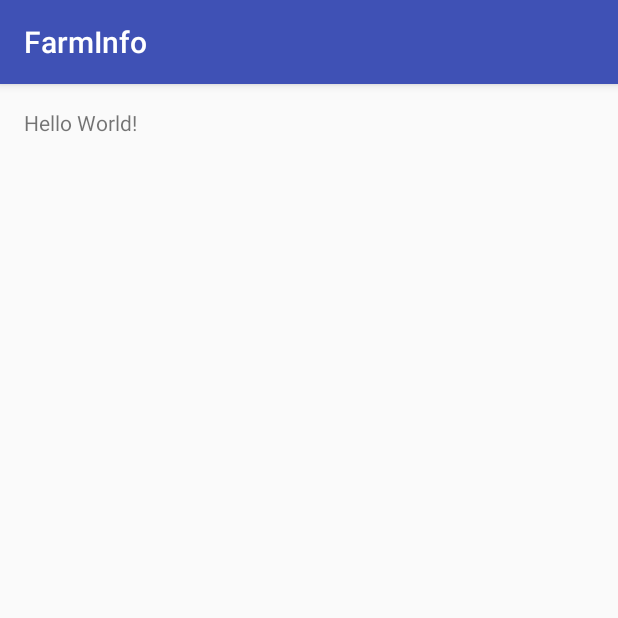
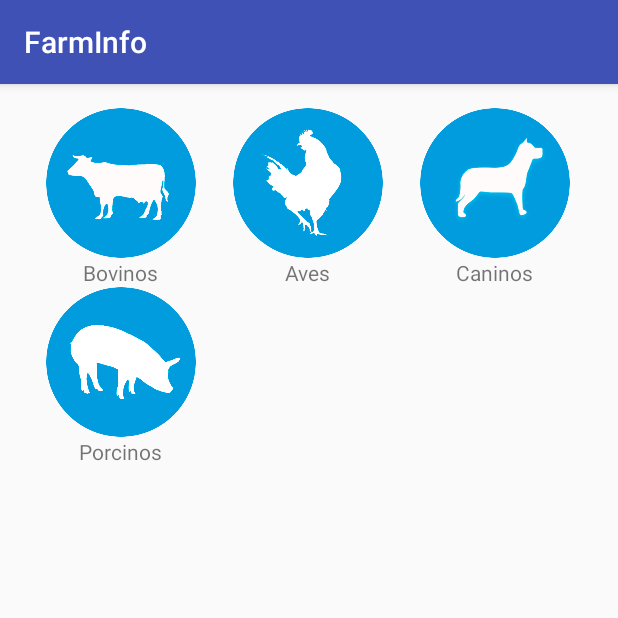
Before and after one commit to jota0222/FarmInfo, an Android app: the screen it shows after launch (MainActivity), on a phone screen of 412 x 824 dp, the top half of it. Run offline under Robolectric (Android 15) with nearby library versions, the phone set to English and light mode, and no system bars.

Commit message:
- Se agregaron íconos de animales a los recursos - Se agregó layout para íconos - Se creó código para mostrar dinámicamente la lista de animales en la actividad principal

```diff
--- a/app/src/main/java/com/ingsoft/juandavids/farminfo/MainActivity.java
+++ b/app/src/main/java/com/ingsoft/juandavids/farminfo/MainActivity.java
@@ -2,12 +2,29 @@ package com.ingsoft.juandavids.farminfo;
 
 import android.support.v7.app.AppCompatActivity;
 import android.os.Bundle;
+import android.widget.GridView;
+
+import com.ingsoft.juandavids.farminfo.utilities.AnimalAdapter;
+import com.ingsoft.juandavids.farminfo.utilities.AnimalInfo;
+
+import java.util.ArrayList;
 
 public class MainActivity extends AppCompatActivity {
 
+    GridView animalGrid;
     @Override
     protected void onCreate(Bundle savedInstanceState) {
         super.onCreate(savedInstanceState);
         setContentView(R.layout.activity_main);
+
+        ArrayList<AnimalInfo> animalList = new ArrayList<>();
+
+        animalList.add(new AnimalInfo(R.drawable.bovinos, "Bovinos"));
+        animalList.add(new AnimalInfo(R.drawable.aves, "Aves"));
+        animalList.add(new AnimalInfo(R.drawable.caninos, "Caninos"));
+        animalList.add(new AnimalInfo(R.drawable.porcinos, "Porcinos"));
+
+        animalGrid = (GridView) findViewById(R.id.animalGridView);
+        animalGrid.setAdapter(new AnimalAdapter(this, animalList));
     }
 }
--- /dev/null
+++ b/app/src/main/java/com/ingsoft/juandavids/farminfo/utilities/AnimalAdapter.java
@@ -0,0 +1,76 @@
+package com.ingsoft.juandavids.farminfo.utilities;
+
+import android.content.Context;
+import android.view.LayoutInflater;
+import android.view.View;
+import android.view.ViewGroup;
+import android.widget.BaseAdapter;
+import android.widget.ImageView;
+import android.widget.TextView;
+
+import com.ingsoft.juandavids.farminfo.R;
+
+import java.util.ArrayList;
+
+/**
+ * Creado por Juan David Hernández el 22/04/2017.
+ */
+
+public class AnimalAdapter extends BaseAdapter {
+
+    private ArrayList<AnimalInfo> animalList;
+    private Context context;
+
+    public AnimalAdapter(Context context, ArrayList<AnimalInfo> animals){
+        this.context = context;
+        animalList = animals;
+    }
+
+    @Override
+    public int getCount() {
+        return animalList.size();
+    }
+
+    @Override
+    public Object getItem(int i) {
+        return animalList.get(i);
+    }
+
+    @Override
+    public long getItemId(int i) {
+        return i;
+    }
+
+    @Override
+    public View getView(int i, View view, ViewGroup viewGroup) {
+
+        View cell = view;
+        ViewHolder holder;
+        if (cell == null) {
+
+            LayoutInflater inflater = (LayoutInflater) context.getSystemService(Context.LAYOUT_INFLATER_SERVICE);
+            cell = inflater.inflate(R.layout.animal_icon, viewGroup, false);
+            holder = new ViewHolder(cell);
+            cell.setTag(holder);
+
+        } else {
+            holder = (ViewHolder) cell.getTag();
+        }
+
+        AnimalInfo animal = animalList.get(i);
+        holder.animalImage.setImageResource(animal.imageId);
+        holder.animalName.setText(animal.name);
+
+        return cell;
+    }
+}
+
+class ViewHolder{
+    ImageView animalImage;
+    TextView animalName;
+
+    ViewHolder(View v){
+        this.animalImage = (ImageView) v.findViewById(R.id.animalImageView);
+        this.animalName = (TextView) v.findViewById(R.id.animalTextView);
+    }
+}
--- /dev/null
+++ b/app/src/main/java/com/ingsoft/juandavids/farminfo/utilities/AnimalInfo.java
@@ -0,0 +1,14 @@
+package com.ingsoft.juandavids.farminfo.utilities;
+
+/**
+ * Creado por Juan David Hernández el 22/04/2017.
+ */
+public class AnimalInfo {
+    int imageId;
+    String name;
+
+    public AnimalInfo(int imageId, String name){
+        this.imageId = imageId;
+        this.name = name;
+    }
+}
--- a/app/src/main/res/layout/activity_main.xml
+++ b/app/src/main/res/layout/activity_main.xml
@@ -10,8 +10,11 @@
     android:paddingTop="@dimen/activity_vertical_margin"
     tools:context="com.ingsoft.juandavids.farminfo.MainActivity">
 
-    <TextView
-        android:layout_width="wrap_content"
-        android:layout_height="wrap_content"
-        android:text="Hello World!" />
+    <GridView
+        android:id="@+id/animalGridView"
+        android:numColumns="auto_fit"
+        android:columnWidth="120dp"
+        android:stretchMode="spacingWidthUniform"
+        android:layout_width="match_parent"
+        android:layout_height="match_parent" />
 </RelativeLayout>
--- /dev/null
+++ b/app/src/main/res/layout/animal_icon.xml
@@ -0,0 +1,26 @@
+<?xml version="1.0" encoding="utf-8"?>
+<RelativeLayout
+    xmlns:android="http://schemas.android.com/apk/res/android"
+    xmlns:app="http://schemas.android.com/apk/res-auto"
+    android:orientation="vertical"
+    android:layout_width="match_parent"
+    android:layout_height="match_parent"
+    android:clickable="true">
+
+    <ImageView
+        app:srcCompat="@drawable/bovinos"
+        android:id="@+id/animalImageView"
+        android:scaleType="fitCenter"
+        android:layout_alignParentTop="true"
+        android:layout_centerHorizontal="true"
+        android:layout_height="100dp"
+        android:layout_width="100dp"
+        android:contentDescription="@string/animal_icon" />
+
+    <TextView
+        android:layout_width="wrap_content"
+        android:layout_height="wrap_content"
+        android:id="@+id/animalTextView"
+        android:layout_below="@+id/animalImageView"
+        android:layout_centerHorizontal="true" />
+</RelativeLayout>
--- a/app/src/main/res/values/strings.xml
+++ b/app/src/main/res/values/strings.xml
@@ -1,3 +1,4 @@
 <resources>
     <string name="app_name">FarmInfo</string>
+    <string name="animal_icon">Ícono del animal</string>
 </resources>
```
Also changed, not shown: app/src/main/res/drawable/aves.png (added), app/src/main/res/drawable/bovinos.png (added), app/src/main/res/drawable/caninos.png (added), app/src/main/res/drawable/porcinos.png (added), 12 other files.
